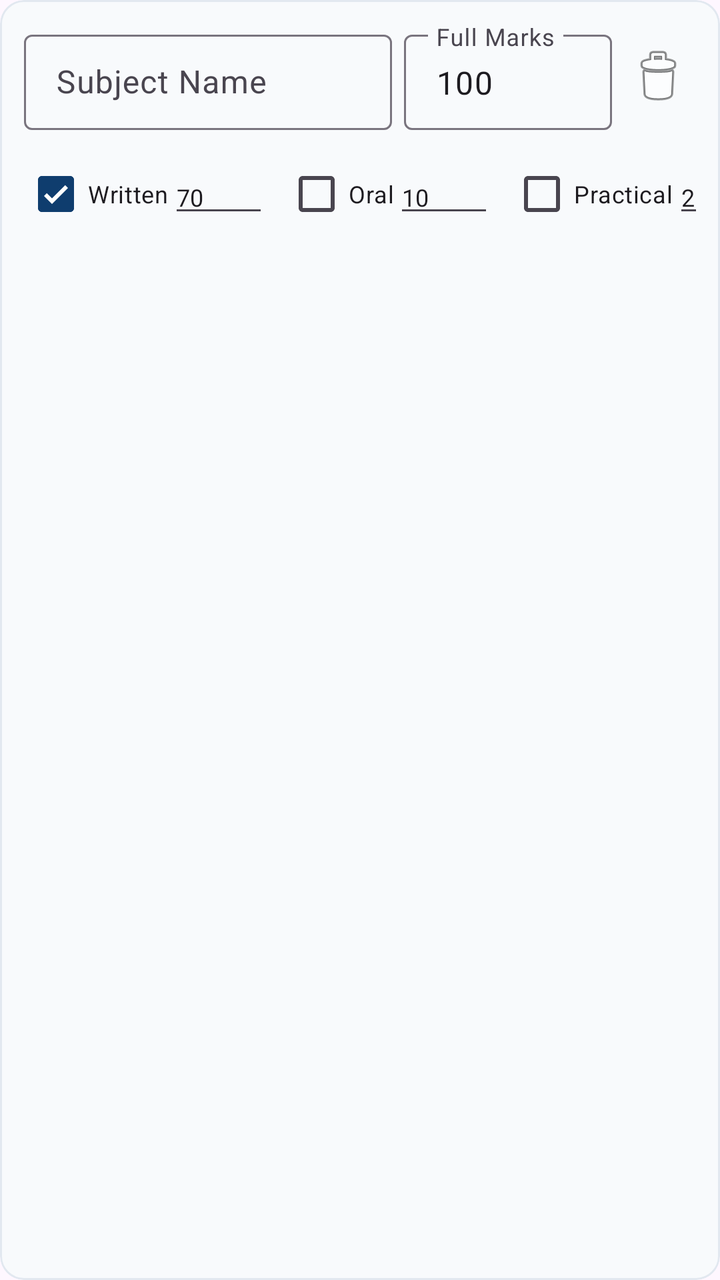
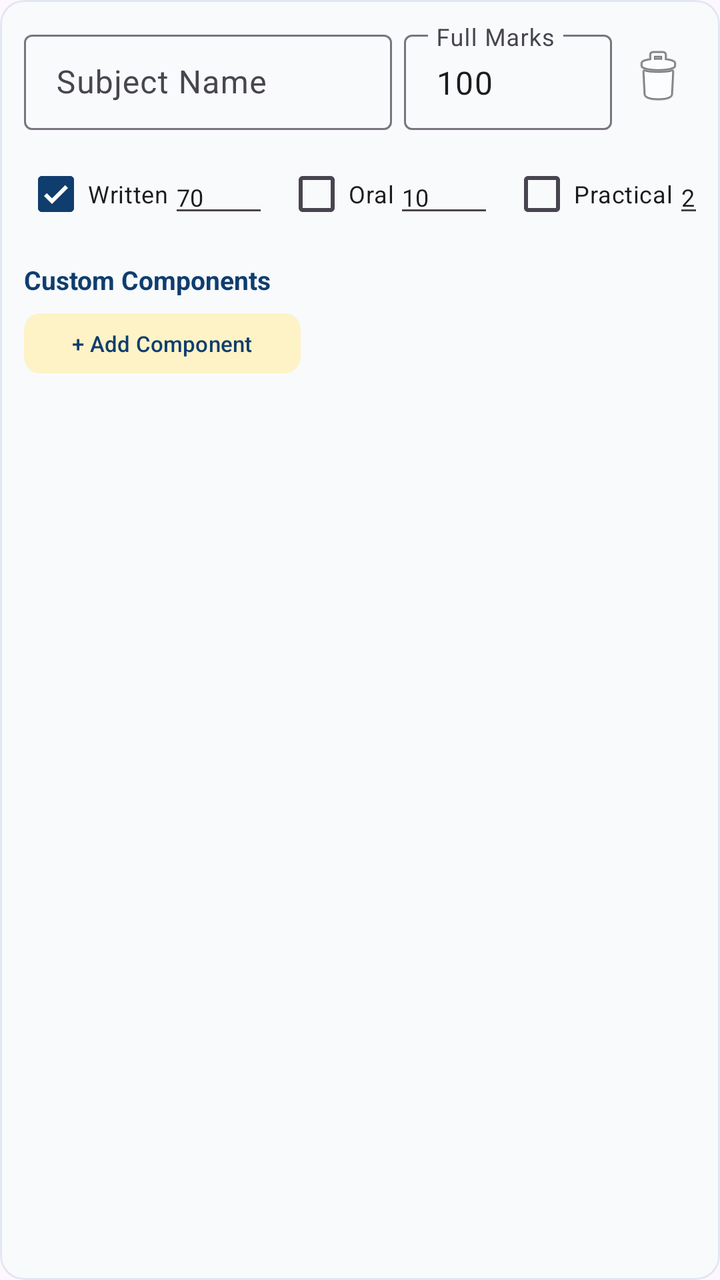

An Android layout rendered at two revisions. The XML below is the earlier revision; the diff shows what the commit changed to produce the second picture.
<!-- AndroidManifest.xml: application theme Theme.SchoolManager -->
<!-- res/layout/item_exam_subject_config.xml -->
<?xml version="1.0" encoding="utf-8"?>
<com.google.android.material.card.MaterialCardView
    xmlns:android="http://schemas.android.com/apk/res/android"
    xmlns:app="http://schemas.android.com/apk/res-auto"
    android:layout_width="match_parent"
    android:layout_height="wrap_content"
    android:layout_marginVertical="4dp"
    app:cardCornerRadius="12dp"
    app:strokeWidth="1dp"
    app:strokeColor="#E2E8F0"
    app:cardBackgroundColor="#F8FAFC">

    <LinearLayout
        android:layout_width="match_parent"
        android:layout_height="wrap_content"
        android:orientation="vertical"
        android:padding="12dp">

        <LinearLayout
            android:layout_width="match_parent"
            android:layout_height="wrap_content"
            android:orientation="horizontal"
            android:gravity="center_vertical">

            <com.google.android.material.textfield.TextInputLayout
                style="@style/Widget.Material3.TextInputLayout.OutlinedBox.Dense"
                android:layout_width="0dp"
                android:layout_height="wrap_content"
                android:layout_weight="1.6"
                android:hint="Subject Name">

                <com.google.android.material.textfield.TextInputEditText
                    android:id="@+id/etSubjectName"
                    android:layout_width="match_parent"
                    android:layout_height="wrap_content" />
            </com.google.android.material.textfield.TextInputLayout>

            <com.google.android.material.textfield.TextInputLayout
                style="@style/Widget.Material3.TextInputLayout.OutlinedBox.Dense"
                android:layout_width="0dp"
                android:layout_height="wrap_content"
                android:layout_weight="0.9"
                android:layout_marginStart="6dp"
                android:hint="Full Marks">

                <com.google.android.material.textfield.TextInputEditText
                    android:id="@+id/etFullMarks"
                    android:layout_width="match_parent"
                    android:layout_height="wrap_content"
                    android:inputType="number"
                    android:text="100" />
            </com.google.android.material.textfield.TextInputLayout>

            <ImageButton
                android:id="@+id/btnDeleteSubject"
                android:layout_width="38dp"
                android:layout_height="38dp"
                android:layout_marginStart="4dp"
                android:background="?attr/selectableItemBackgroundBorderless"
                android:src="@android:drawable/ic_menu_delete" />
        </LinearLayout>

        
        <LinearLayout
            android:layout_width="match_parent"
            android:layout_height="wrap_content"
            android:layout_marginTop="8dp"
            android:orientation="horizontal"
            android:gravity="center_vertical">

            <com.google.android.material.checkbox.MaterialCheckBox
                android:id="@+id/cbWritten"
                android:layout_width="wrap_content"
                android:layout_height="wrap_content"
                android:checked="true"
                android:text="Written"
                android:textSize="12sp" />

            <com.google.android.material.textfield.TextInputEditText
                android:id="@+id/etMaxWritten"
                android:layout_width="50dp"
                android:layout_height="wrap_content"
                android:textSize="12sp"
                android:inputType="number"
                android:text="70" />

            <com.google.android.material.checkbox.MaterialCheckBox
                android:id="@+id/cbOral"
                android:layout_width="wrap_content"
                android:layout_height="wrap_content"
                android:layout_marginStart="8dp"
                android:text="Oral"
                android:textSize="12sp" />

            <com.google.android.material.textfield.TextInputEditText
                android:id="@+id/etMaxOral"
                android:layout_width="50dp"
                android:layout_height="wrap_content"
                android:textSize="12sp"
                android:inputType="number"
                android:text="10" />

            <com.google.android.material.checkbox.MaterialCheckBox
                android:id="@+id/cbPractical"
                android:layout_width="wrap_content"
                android:layout_height="wrap_content"
                android:layout_marginStart="8dp"
                android:text="Practical"
                android:textSize="12sp" />

            <com.google.android.material.textfield.TextInputEditText
                android:id="@+id/etMaxPractical"
                android:layout_width="50dp"
                android:layout_height="wrap_content"
                android:textSize="12sp"
                android:inputType="number"
                android:text="20" />
        </LinearLayout>

    </LinearLayout>
</com.google.android.material.card.MaterialCardView>
<!-- resources referenced by this layout -->
<resources>
  <style name="Theme.SchoolManager" parent="Theme.Material3.DayNight.NoActionBar">
          <item name="colorPrimary">#0F3D6E</item>
          <item name="colorOnPrimary">#FFFFFF</item>
          <item name="colorSecondary">#D97706</item>
          
          <item name="colorSecondaryContainer">#FEF3C7</item>
          <item name="colorOnSecondaryContainer">#0F3D6E</item>
          <item name="android:statusBarColor">#0F3D6E</item>
          <item name="android:windowLightStatusBar">false</item>
      </style>
</resources>

<!-- the commit's change to res/layout/item_exam_subject_config.xml (unified diff, before → after) -->
@@ -117,5 +117,31 @@
                 android:text="20" />
         </LinearLayout>
 
+        <TextView
+            android:layout_width="wrap_content"
+            android:layout_height="wrap_content"
+            android:layout_marginTop="10dp"
+            android:text="Custom Components"
+            android:textColor="#0F3D6E"
+            android:textStyle="bold"
+            android:textSize="13sp" />
+
+        <LinearLayout
+            android:id="@+id/llCustomComponents"
+            android:layout_width="match_parent"
+            android:layout_height="wrap_content"
+            android:orientation="vertical" />
+
+        <com.google.android.material.button.MaterialButton
+            android:id="@+id/btnAddCustomComponent"
+            style="@style/Widget.Material3.Button.TonalButton"
+            android:layout_width="wrap_content"
+            android:layout_height="38dp"
+            android:layout_marginTop="4dp"
+            android:text="+ Add Component"
+            android:textSize="11sp"
+            app:cornerRadius="8dp" />
+
     </LinearLayout>
+
 </com.google.android.material.card.MaterialCardView>
